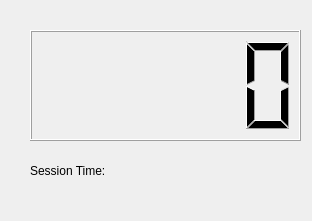
First picture: the form in src/gear_gui/gear_session_duration/resource/gear_session_duration.ui, repository prarobo/gear, before the edit.
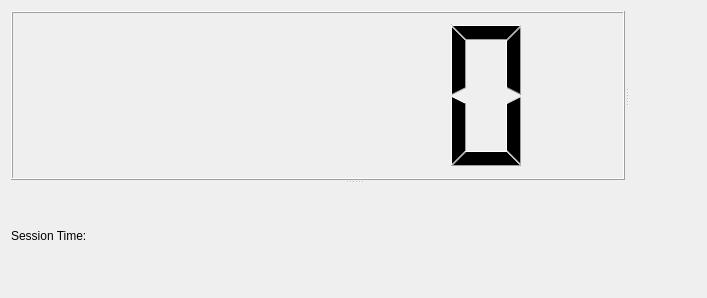
Second picture: the form after the edit.

The edit to the form file:
```diff
--- a/src/gear_gui/gear_session_duration/resource/gear_session_duration.ui
+++ b/src/gear_gui/gear_session_duration/resource/gear_session_duration.ui
@@ -6,36 +6,63 @@
    <rect>
     <x>0</x>
     <y>0</y>
-    <width>312</width>
-    <height>221</height>
+    <width>707</width>
+    <height>298</height>
    </rect>
   </property>
+  <property name="sizePolicy">
+   <sizepolicy hsizetype="Expanding" vsizetype="Expanding">
+    <horstretch>0</horstretch>
+    <verstretch>0</verstretch>
+   </sizepolicy>
+  </property>
   <property name="windowTitle">
    <string>Form</string>
   </property>
+  <layout class="QGridLayout" name="gridLayout">
+   <item row="0" column="0">
+    <widget class="QSplitter" name="splitter_2">
+     <property name="orientation">
+      <enum>Qt::Vertical</enum>
+     </property>
+     <widget class="QSplitter" name="splitter">
+      <property name="orientation">
+       <enum>Qt::Horizontal</enum>
+      </property>
   <widget class="QLCDNumber" name="lcdSessionDuration">
-   <property name="geometry">
-    <rect>
-     <x>30</x>
-     <y>30</y>
-     <width>271</width>
-     <height>111</height>
-    </rect>
-   </property>
+       <property name="sizePolicy">
+        <sizepolicy hsizetype="Expanding" vsizetype="Expanding">
+         <horstretch>0</horstretch>
+         <verstretch>0</verstretch>
+        </sizepolicy>
+       </property>
+      </widget>
+      <widget class="QLabel" name="lblRecordingStatus">
+       <property name="sizePolicy">
+        <sizepolicy hsizetype="Expanding" vsizetype="Expanding">
+         <horstretch>0</horstretch>
+         <verstretch>0</verstretch>
+        </sizepolicy>
+       </property>
+       <property name="text">
+        <string/>
+       </property>
+      </widget>
   </widget>
   <widget class="QLabel" name="lblSessionDuration">
-   <property name="geometry">
-    <rect>
-     <x>30</x>
-     <y>160</y>
-     <width>261</width>
-     <height>21</height>
-    </rect>
+      <property name="sizePolicy">
+       <sizepolicy hsizetype="Expanding" vsizetype="Expanding">
+        <horstretch>0</horstretch>
+        <verstretch>0</verstretch>
+       </sizepolicy>
    </property>
    <property name="text">
     <string>Session Time:</string>
    </property>
   </widget>
+    </widget>
+   </item>
+  </layout>
  </widget>
  <resources/>
  <connections/>
```
Lines whose indentation alone changed are shown as unchanged.
